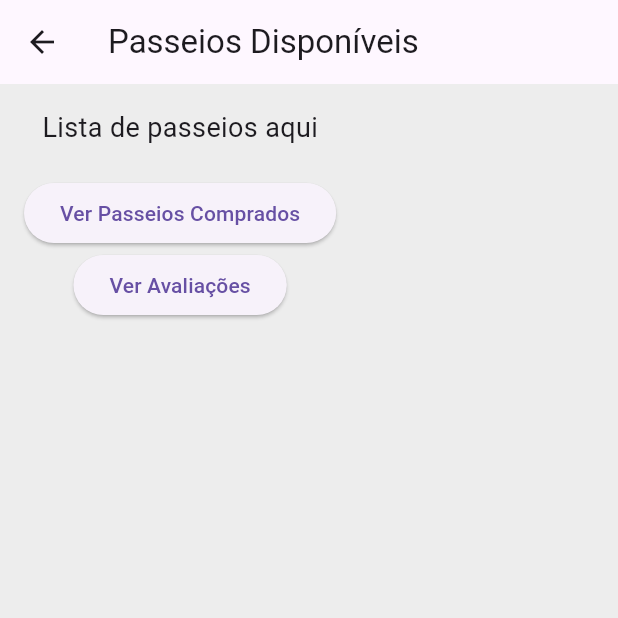
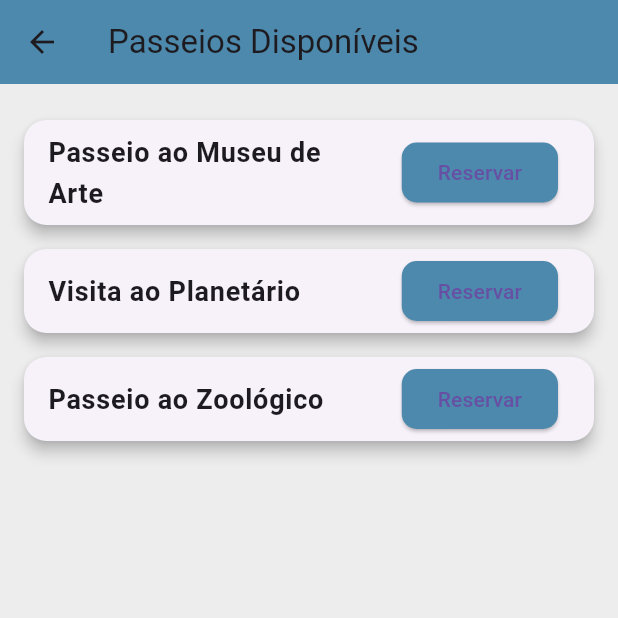
Before and after one commit to JoaoMotaSilva10/fieb_tours_flutter, a Flutter app: the PasseiosDisponiveisScreen screen opened directly, on a phone screen of 412 x 824 dp, the top half of it. Run offline on Flutter 3.47's test engine with Material 3 defaults, Android fonts, the phone set to English and light mode, and no system bars; Roboto replaces fonts that are missing (Arial).

Commit message:
Criação de telas de Avaliações, Passeios Disponíveis e Meus Passeios.

```diff
--- a/lib/screens/home_screen.dart
+++ b/lib/screens/home_screen.dart
@@ -24,7 +24,6 @@ class HomeScreen extends StatelessWidget {
           child: Column(
             mainAxisSize: MainAxisSize.min,
             children: [
-              // Logo (substitua por sua imagem real depois)
               Icon(Icons.school, size: 60, color: Color(0xFF4C89AC)),
 
               SizedBox(height: 20),
--- a/lib/screens/login_screen.dart
+++ b/lib/screens/login_screen.dart
@@ -16,7 +16,7 @@ class LoginScreen extends StatelessWidget {
             mainAxisSize: MainAxisSize.min,
             children: [
               Image.asset(
-                'assets/images/logo.png', // Substitua pelo seu logo real
+                'assets/images/logo.png',
                 height: 100,
               ),
               const SizedBox(height: 20),
--- a/lib/screens/passeios_comprados_screen.dart
+++ /dev/null
@@ -1,11 +0,0 @@
-import 'package:flutter/material.dart';
-
-class PasseiosCompradosScreen extends StatelessWidget {
-  @override
-  Widget build(BuildContext context) {
-    return Scaffold(
-      appBar: AppBar(title: Text('Passeios Comprados')),
-      body: Center(child: Text('Aqui vão os passeios já comprados')),
-    );
-  }
-}
--- a/lib/screens/passeios_disponiveis_screen.dart
+++ b/lib/screens/passeios_disponiveis_screen.dart
@@ -1,38 +1,52 @@
 import 'package:flutter/material.dart';
-import 'passeios_comprados_screen.dart';
-import 'avaliacoes_screen.dart';
 
 class PasseiosDisponiveisScreen extends StatelessWidget {
+  final List<String> passeios = [
+    'Passeio ao Museu de Arte',
+    'Visita ao Planetário',
+    'Passeio ao Zoológico',
+  ];
+
   @override
   Widget build(BuildContext context) {
     return Scaffold(
-      appBar: AppBar(title: Text('Passeios Disponíveis')),
-      body: Padding(
-        padding: const EdgeInsets.all(16.0),
-        child: Column(
-          children: [
-            Text('Lista de passeios aqui', style: TextStyle(fontSize: 18)),
-            SizedBox(height: 20),
-            ElevatedButton(
-              onPressed: () {
-                Navigator.push(
-                  context,
-                  MaterialPageRoute(builder: (_) => PasseiosCompradosScreen()),
-                );
-              },
-              child: Text('Ver Passeios Comprados'),
+      appBar: AppBar(
+        title: Text('Passeios Disponíveis'),
+        backgroundColor: Color(0xFF4C89AC),
+      ),
+      body: ListView.builder(
+        padding: const EdgeInsets.all(16),
+        itemCount: passeios.length,
+        itemBuilder: (context, index) {
+          return Card(
+            margin: const EdgeInsets.symmetric(vertical: 8),
+            shape: RoundedRectangleBorder(
+              borderRadius: BorderRadius.circular(15),
             ),
-            ElevatedButton(
-              onPressed: () {
-                Navigator.push(
-                  context,
-                  MaterialPageRoute(builder: (_) => AvaliacoesScreen()),
-                );
-              },
-              child: Text('Ver Avaliações'),
+            elevation: 4,
+            child: ListTile(
+              title: Text(
+                passeios[index],
+                style: TextStyle(fontSize: 18, fontWeight: FontWeight.bold),
+              ),
+              trailing: ElevatedButton(
+                onPressed: () {
+                  // Aqui vai a lógica de comprar/reservar o passeio
+                  ScaffoldMessenger.of(context).showSnackBar(
+                    SnackBar(content: Text('Passeio reservado!')),
+                  );
+                },
+                style: ElevatedButton.styleFrom(
+                  backgroundColor: Color(0xFF4C89AC),
+                  shape: RoundedRectangleBorder(
+                    borderRadius: BorderRadius.circular(10),
+                  ),
+                ),
+                child: Text('Reservar'),
+              ),
             ),
-          ],
-        ),
+          );
+        },
       ),
     );
   }
--- a/pubspec.yaml
+++ b/pubspec.yaml
@@ -55,6 +55,7 @@ flutter:
 
   assets:
     - assets/images/logo.png
+    - assets/images/hopi.jpg
 
 
   # To add assets to your application, add an assets section, like this:
```
Also changed, not shown: lib/screens/avaliacoes_screen.dart (+72 -2 lines), lib/screens/menu_screen.dart (+49 -17 lines), lib/screens/seus_passeios_screen.dart (added, +107 -0 lines), assets/images/hopi.jpg (added).
